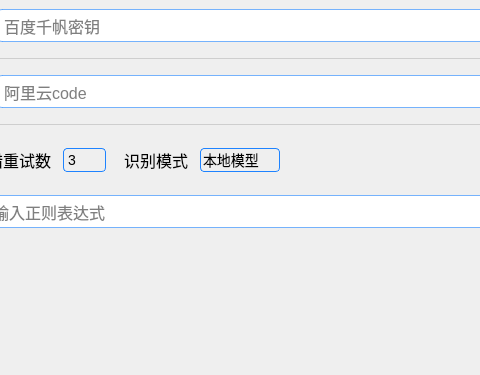
This is Ui_SettingWindow.ui in YangShengzhou03/RailwayOCR as Qt 5 draws it before an edit; both pictures show x 194 to 674 and y 120 to 495 of the 800 by 495 pixel window. The edited form follows.
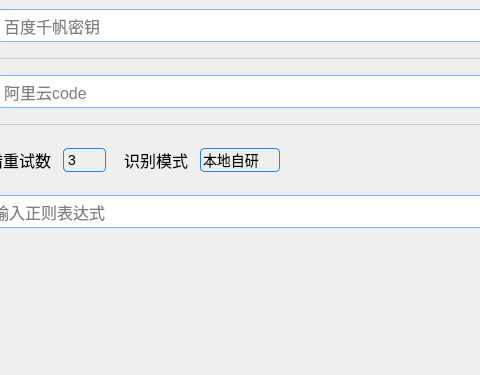
This is the edited form. Icons and pictures are not drawn.

What changed in the file:
```diff
--- a/Ui_SettingWindow.ui
+++ b/Ui_SettingWindow.ui
@@ -642,7 +642,12 @@
                </property>
                <item>
                 <property name="text">
-                 <string>本地模型</string>
+                 <string>本地自研</string>
+                </property>
+               </item>
+               <item>
+                <property name="text">
+                 <string>本地飞桨</string>
                 </property>
                </item>
                <item>
```
